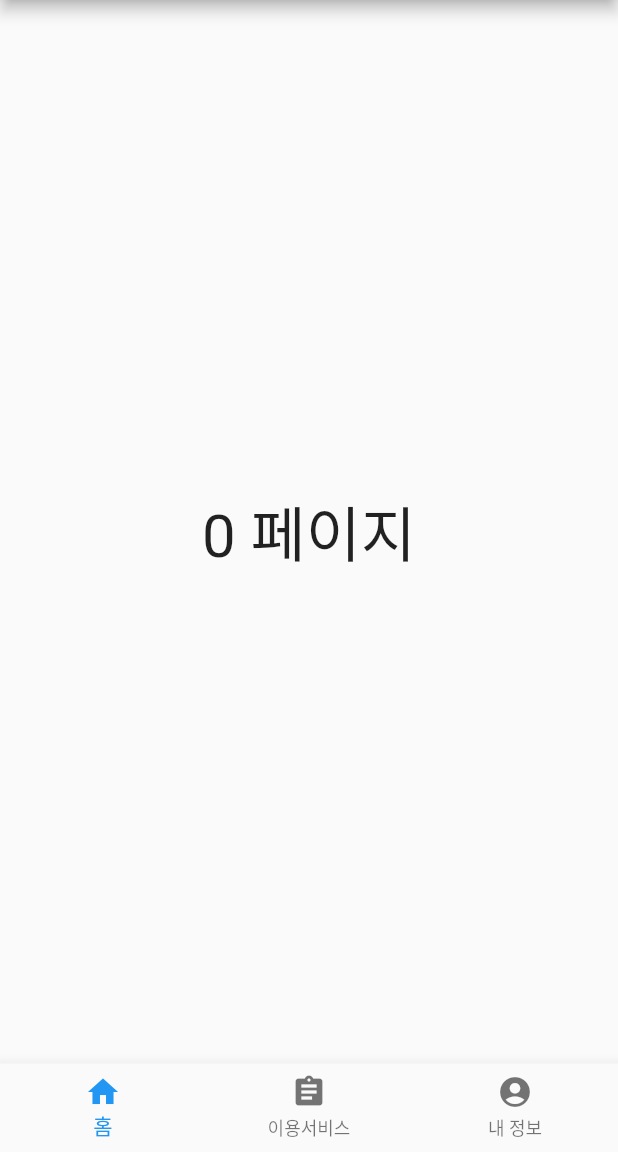
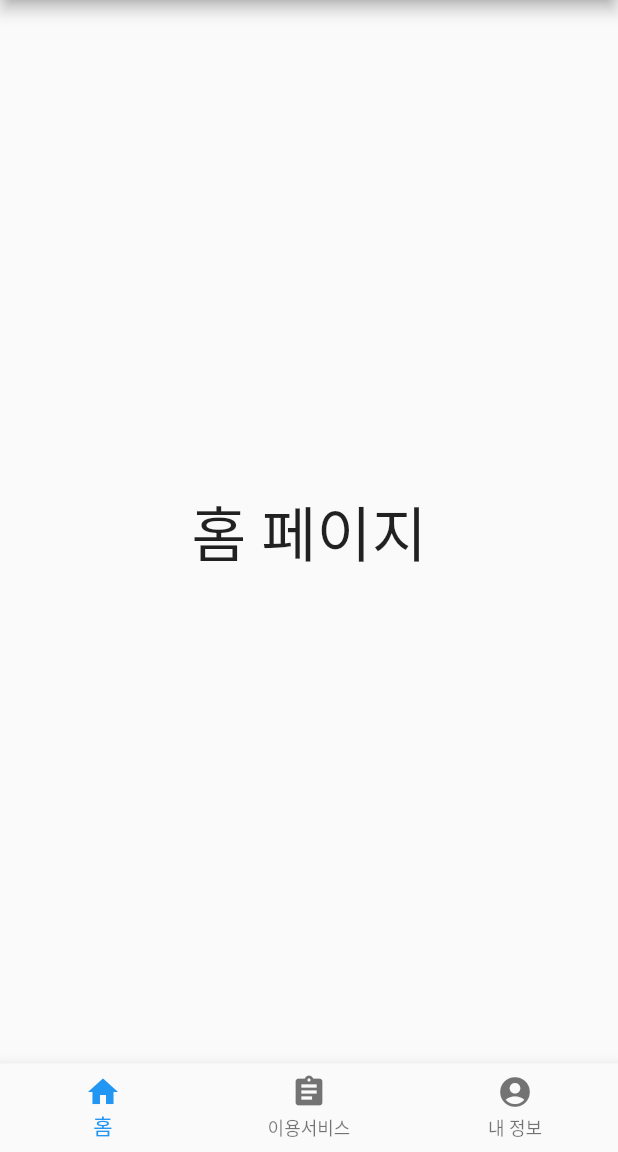
Before and after one commit to manggong/Flutter, a Flutter app: the screen it shows after launch, on a phone screen of 412 x 824 dp, the part 84-1236 px from its top. Run offline on Flutter 3.47's test engine with Material 2 defaults, Android fonts, the phone set to English and light mode, and no system bars.

Commit message:
add pages

```diff
--- a/basic_ui/lib/main.dart
+++ b/basic_ui/lib/main.dart
@@ -24,6 +24,11 @@ class MyHomePage extends StatefulWidget {
 
 class _MyHomePageState extends State<MyHomePage> {
   var _index = 0;
+  var _page = [
+    Page1(),
+    Page2(),
+    Page3(),
+  ];
 
   @override
   Widget build(BuildContext context) {
@@ -35,12 +40,7 @@ class _MyHomePageState extends State<MyHomePage> {
         ),
         centerTitle: true,
       ),
-      body: Center(
-        child: Text(
-          '$_index 페이지',
-          style: TextStyle(fontSize:40),
-        ),
-      ),
+      body: _page[_index],
       bottomNavigationBar: BottomNavigationBar(
         onTap: (index) {
           setState(() {
@@ -66,3 +66,39 @@ class _MyHomePageState extends State<MyHomePage> {
     );
   }
 }
+
+class Page1 extends StatelessWidget {
+  @override
+  Widget build(BuildContext context) {
+    return Center(
+      child: Text(
+        '홈 페이지',
+        style: TextStyle(fontSize: 40),
+      ),
+    );
+  }
+}
+
+class Page2 extends StatelessWidget {
+  @override
+  Widget build(BuildContext context) {
+    return Center(
+      child: Text(
+        '이용 서비스',
+        style: TextStyle(fontSize: 40),
+      ),
+    );
+  }
+}
+
+class Page3 extends StatelessWidget {
+  @override
+  Widget build(BuildContext context) {
+    return Center(
+      child: Text(
+        '내 정보',
+        style: TextStyle(fontSize: 40),
+      ),
+    );
+  }
+}
```
